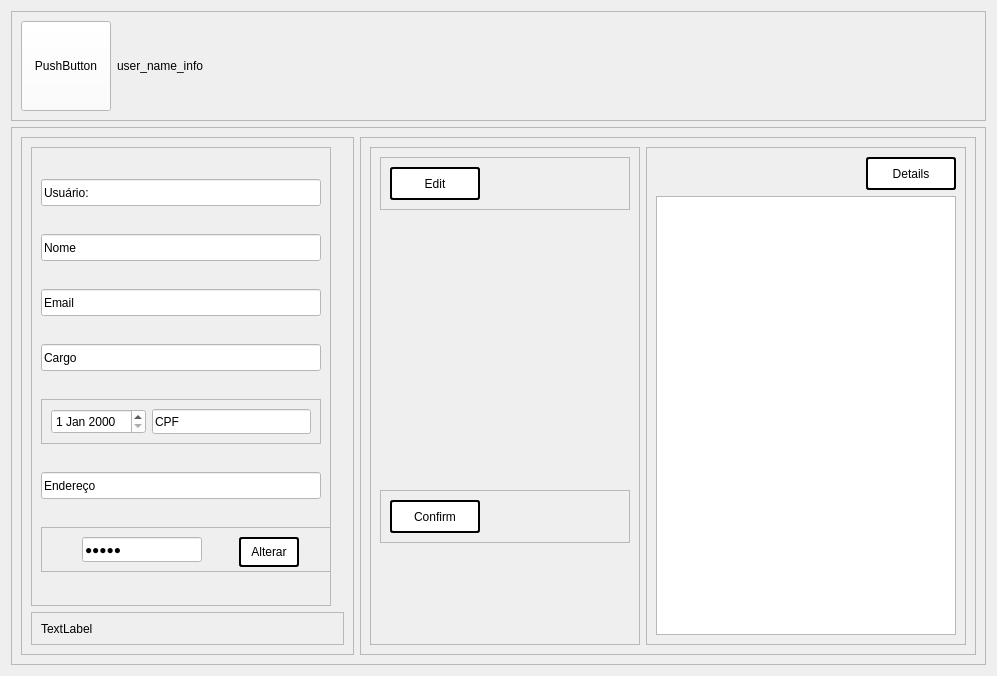
First picture: the form in PATP/asset_ctrl/previa/user_details.ui, repository eduardogm22/controle_patrimonio, before the edit.
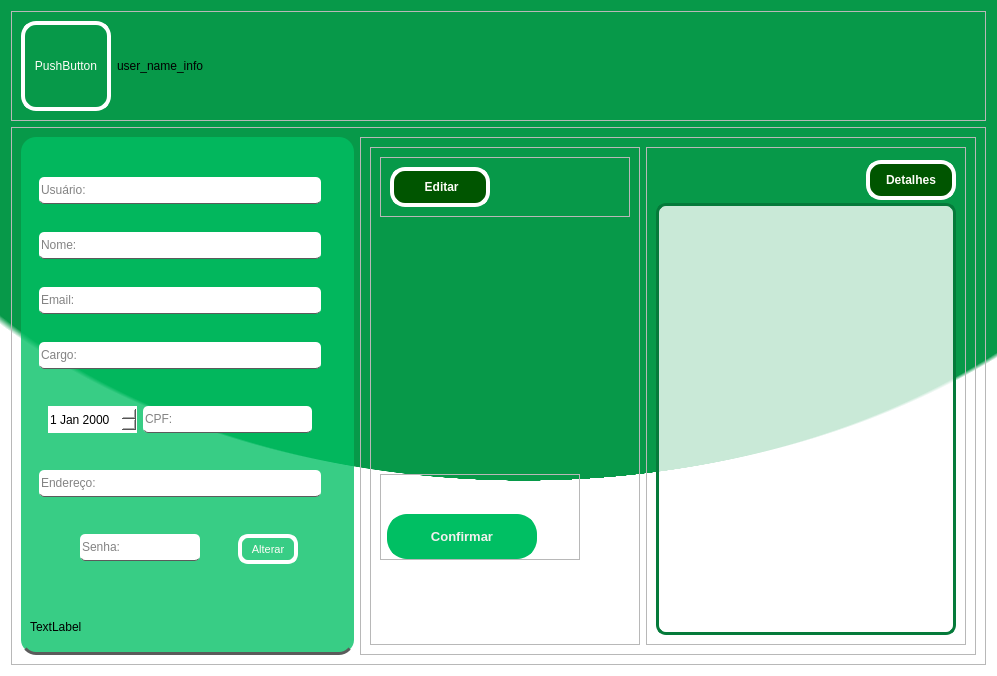
Second picture: the form after the edit.

The edit to the form file:
```diff
--- a/PATP/asset_ctrl/previa/user_details.ui
+++ b/PATP/asset_ctrl/previa/user_details.ui
@@ -13,9 +13,18 @@
   <property name="windowTitle">
    <string>Form</string>
   </property>
+  <property name="styleSheet">
+   <string notr="true">background-color : rgb(255, 248, 248);
+
+background-color:qradialgradient(spread:pad, cx:0.525, cy:0, radius:0.711, fx:0.550202, fy:0.709842, stop:0.641791 rgba(7, 153, 73, 255), stop:0.965174 rgba(7, 153, 73, 255), stop:1 rgba(255, 255, 255, 255))</string>
+  </property>
   <layout class="QVBoxLayout" name="verticalLayout">
    <item>
     <widget class="QFrame" name="header">
+     <property name="styleSheet">
+      <string notr="true">background-color: 0;
+border-bottom:0</string>
+     </property>
      <property name="frameShape">
       <enum>QFrame::StyledPanel</enum>
      </property>
@@ -38,7 +47,22 @@
          </size>
         </property>
         <property name="styleSheet">
-         <string notr="true">background-color:white;</string>
+         <string notr="true">QPushButton { color:rgb(254, 253, 247);
+	border-radius:15px;		
+	border: 4px solid rgb(255, 255, 255);
+
+ }
+
+QPushButton:hover{background-color:#057A3A;color:white}
+
+QPushButton:pressed{
+ padding-left: 5px;
+ padding-top:5px;
+ 
+	background-color: rgb(0, 85, 0);
+ 
+}
+</string>
         </property>
         <property name="text">
          <string>PushButton</string>
@@ -47,6 +71,10 @@
       </item>
       <item>
        <widget class="QLabel" name="label_2">
+        <property name="styleSheet">
+         <string notr="true">background-color: 0;
+border-bottom:0</string>
+        </property>
         <property name="text">
          <string>user_name_info</string>
         </property>
@@ -63,6 +91,10 @@
        <height>0</height>
       </size>
      </property>
+     <property name="styleSheet">
+      <string notr="true">background-color: 0;
+border-bottom:0</string>
+     </property>
      <property name="frameShape">
       <enum>QFrame::StyledPanel</enum>
      </property>
@@ -78,6 +110,12 @@
           <height>16777215</height>
          </size>
         </property>
+        <property name="styleSheet">
+         <string notr="true">background-color : rgba(0, 191, 99,199);
+border-radius: 15px;
+
+border-bottom: 3px solid rgb(91, 91, 91)</string>
+        </property>
         <property name="frameShape">
          <enum>QFrame::StyledPanel</enum>
         </property>
@@ -99,6 +137,10 @@
              <height>16777215</height>
             </size>
            </property>
+           <property name="styleSheet">
+            <string notr="true">background-color: 0;
+border-bottom:0</string>
+           </property>
            <property name="frameShape">
             <enum>QFrame::StyledPanel</enum>
            </property>
@@ -115,9 +157,19 @@
                </size>
               </property>
               <property name="styleSheet">
-               <string notr="true">background-color:white;</string>
+               <string notr="true">QLineEdit{
+	color:rgb(8, 8, 8);
+background-color:white;
+border-radius: 5px;
+border-bottom: 1px solid rgb(91, 91, 91)
+}
+
+QLineEdit:hover{background-color:rgb(238, 234, 233);color:rgb(181, 178, 177)}</string>
               </property>
               <property name="text">
+               <string/>
+              </property>
+              <property name="placeholderText">
                <string>Usuário:</string>
               </property>
              </widget>
@@ -131,10 +183,20 @@
                </size>
               </property>
               <property name="styleSheet">
-               <string notr="true">background-color:white;</string>
+               <string notr="true">QLineEdit{
+	color:rgb(8, 8, 8);
+background-color:white;
+border-radius: 5px;
+border-bottom: 1px solid rgb(91, 91, 91)
+}
+
+QLineEdit:hover{background-color:rgb(238, 234, 233);color:rgb(181, 178, 177)}</string>
               </property>
               <property name="text">
-               <string>Nome</string>
+               <string/>
+              </property>
+              <property name="placeholderText">
+               <string>Nome:</string>
               </property>
              </widget>
             </item>
@@ -147,10 +209,20 @@
                </size>
               </property>
               <property name="styleSheet">
-               <string notr="true">background-color:white;</string>
+               <string notr="true">QLineEdit{
+	color:rgb(8, 8, 8);
+background-color:white;
+border-radius: 5px;
+border-bottom: 1px solid rgb(91, 91, 91)
+}
+
+QLineEdit:hover{background-color:rgb(238, 234, 233);color:rgb(181, 178, 177)}</string>
               </property>
               <property name="text">
-               <string>Email</string>
+               <string/>
+              </property>
+              <property name="placeholderText">
+               <string>Email:</string>
               </property>
              </widget>
             </item>
@@ -163,10 +235,20 @@
                </size>
               </property>
               <property name="styleSheet">
-               <string notr="true">background-color:white;</string>
+               <string notr="true">QLineEdit{
+	color:rgb(8, 8, 8);
+background-color:white;
+border-radius: 5px;
+border-bottom: 1px solid rgb(91, 91, 91)
+}
+
+QLineEdit:hover{background-color:rgb(238, 234, 233);color:rgb(181, 178, 177)}</string>
               </property>
               <property name="text">
-               <string>Cargo</string>
+               <string/>
+              </property>
+              <property name="placeholderText">
+               <string>Cargo:</string>
               </property>
              </widget>
             </item>
@@ -178,6 +260,10 @@
                 <height>45</height>
                </size>
               </property>
+              <property name="styleSheet">
+               <string notr="true">
+border-bottom:0</string>
+              </property>
               <property name="frameShape">
                <enum>QFrame::StyledPanel</enum>
               </property>
@@ -207,10 +293,20 @@
                   </size>
                  </property>
                  <property name="styleSheet">
-                  <string notr="true">background-color:white;</string>
+                  <string notr="true">QLineEdit{
+	color:rgb(8, 8, 8);
+background-color:white;
+border-radius: 5px;
+border-bottom: 1px solid rgb(91, 91, 91)
+}
+
+QLineEdit:hover{background-color:rgb(238, 234, 233);color:rgb(181, 178, 177)}</string>
                  </property>
                  <property name="text">
-                  <string>CPF</string>
+                  <string/>
+                 </property>
+                 <property name="placeholderText">
+                  <string>CPF:</string>
                  </property>
                 </widget>
                </item>
@@ -226,10 +322,20 @@
                </size>
               </property>
               <property name="styleSheet">
-               <string notr="true">background-color:white;</string>
+               <string notr="true">QLineEdit{
+	color:rgb(8, 8, 8);
+background-color:white;
+border-radius: 5px;
+border-bottom: 1px solid rgb(91, 91, 91)
+}
+
+QLineEdit:hover{background-color:rgb(238, 234, 233);color:rgb(181, 178, 177)}</string>
               </property>
               <property name="text">
-               <string>Endereço</string>
+               <string/>
+              </property>
+              <property name="placeholderText">
+               <string>Endereço:</string>
               </property>
              </widget>
             </item>
@@ -269,14 +375,24 @@
                   </size>
                  </property>
                  <property name="styleSheet">
-                  <string notr="true">background-color:white;</string>
+                  <string notr="true">QLineEdit{
+	color:rgb(8, 8, 8);
+background-color:white;
+border-radius: 5px;
+border-bottom: 1px solid rgb(91, 91, 91)
+}
+
+QLineEdit:hover{background-color:rgb(238, 234, 233);color:rgb(181, 178, 177)}</string>
                  </property>
                  <property name="text">
-                  <string>Senha</string>
+                  <string/>
                  </property>
                  <property name="echoMode">
                   <enum>QLineEdit::Password</enum>
                  </property>
+                 <property name="placeholderText">
+                  <string>Senha:</string>
+                 </property>
                 </widget>
                </item>
                <item>
@@ -293,13 +409,32 @@
                    <height>30</height>
                   </size>
                  </property>
+                 <property name="font">
+                  <font>
+                   <pointsize>8</pointsize>
+                   <weight>50</weight>
+                   <bold>false</bold>
+                  </font>
+                 </property>
                  <property name="cursor">
                   <cursorShape>PointingHandCursor</cursorShape>
                  </property>
                  <property name="styleSheet">
-                  <string notr="true">background-color:white;
-border-radius: 3px;
-border:2px solid black;</string>
+                  <string notr="true">QPushButton { color:rgb(254, 253, 247);
+	border-radius:10px;		
+	border: 4px solid rgb(255, 255, 255);
+
+ }
+
+QPushButton:hover{background-color:#057A3A;color:white}
+
+QPushButton:pressed{
+ padding-left: 5px;
+ padding-top:5px;
+ 
+	background-color: rgb(0, 85, 0);
+ 
+}</string>
                  </property>
                  <property name="text">
                   <string>Alterar</string>
@@ -326,6 +461,10 @@
              <height>33</height>
             </size>
            </property>
+           <property name="styleSheet">
+            <string notr="true">background-color: 0;
+border-bottom:0</string>
+           </property>
            <property name="frameShape">
             <enum>QFrame::StyledPanel</enum>
            </property>
@@ -333,8 +472,27 @@
             <enum>QFrame::Raised</enum>
            </property>
            <layout class="QVBoxLayout" name="verticalLayout_3">
+            <property name="spacing">
+             <number>0</number>
+            </property>
+            <property name="leftMargin">
+             <number>0</number>
+            </property>
+            <property name="topMargin">
+             <number>0</number>
+            </property>
+            <property name="rightMargin">
+             <number>0</number>
+            </property>
+            <property name="bottomMargin">
+             <number>0</number>
+            </property>
             <item>
              <widget class="QLabel" name="label">
+              <property name="styleSheet">
+               <string notr="true">
+border-bottom:0</string>
+              </property>
               <property name="text">
                <string>TextLabel</string>
               </property>
@@ -348,6 +506,10 @@
       </item>
       <item>
        <widget class="QFrame" name="frame_2">
+        <property name="styleSheet">
+         <string notr="true">background-color: 0;
+border-bottom:0</string>
+        </property>
         <property name="frameShape">
          <enum>QFrame::StyledPanel</enum>
         </property>
@@ -357,6 +519,10 @@
         <layout class="QHBoxLayout" name="horizontalLayout_2">
          <item>
           <widget class="QFrame" name="frame_5">
+           <property name="styleSheet">
+            <string notr="true">background-color: 0;
+border-bottom:0</string>
+           </property>
            <property name="frameShape">
             <enum>QFrame::StyledPanel</enum>
            </property>
@@ -378,25 +544,45 @@
                  <property name="minimumSize">
                   <size>
                    <width>90</width>
-                   <height>33</height>
+                   <height>40</height>
                   </size>
                  </property>
                  <property name="maximumSize">
                   <size>
-                   <width>90</width>
-                   <height>33</height>
+                   <width>100</width>
+                   <height>45</height>
                   </size>
                  </property>
+                 <property name="font">
+                  <font>
+                   <pointsize>9</pointsize>
+                   <weight>75</weight>
+                   <bold>true</bold>
+                  </font>
+                 </property>
                  <property name="cursor">
                   <cursorShape>PointingHandCursor</cursorShape>
                  </property>
                  <property name="styleSheet">
-                  <string notr="true">background-color:white;
-border-radius: 3px;
-border:2px solid black;</string>
+                  <string notr="true">QPushButton { color:rgb(254, 253, 247);
+	border-radius:15px;		
+	border: 4px solid rgb(255, 255, 255);
+	background-color: rgb(0, 85, 0);
+
+ }
+
+QPushButton:hover{background-color:#057A3A;color:white}
+
+QPushButton:pressed{
+ padding-left: 5px;
+ padding-top:5px;
+ 
+	background-color: rgb(0, 85, 0);
+ 
+}</string>
                  </property>
                  <property name="text">
-                  <string>Edit</string>
+                  <string> Editar</string>
                  </property>
                 </widget>
                </item>
@@ -405,6 +591,18 @@
             </item>
             <item alignment="Qt::AlignVCenter">
              <widget class="QFrame" name="frame_10">
+              <property name="minimumSize">
+               <size>
+                <width>67</width>
+                <height>67</height>
+               </size>
+              </property>
+              <property name="maximumSize">
+               <size>
+                <width>200</width>
+                <height>200</height>
+               </size>
+              </property>
               <property name="frameShape">
                <enum>QFrame::StyledPanel</enum>
               </property>
@@ -412,30 +610,65 @@
                <enum>QFrame::Raised</enum>
               </property>
               <layout class="QVBoxLayout" name="verticalLayout_8">
-               <item>
+               <property name="spacing">
+                <number>0</number>
+               </property>
+               <property name="leftMargin">
+                <number>6</number>
+               </property>
+               <property name="topMargin">
+                <number>39</number>
+               </property>
+               <property name="rightMargin">
+                <number>0</number>
+               </property>
+               <property name="bottomMargin">
+                <number>0</number>
+               </property>
+               <item alignment="Qt::AlignBottom">
                 <widget class="QPushButton" name="pushButton_3">
                  <property name="minimumSize">
                   <size>
                    <width>90</width>
-                   <height>33</height>
+                   <height>45</height>
                   </size>
                  </property>
                  <property name="maximumSize">
                   <size>
-                   <width>90</width>
-                   <height>33</height>
+                   <width>150</width>
+                   <height>50</height>
                   </size>
                  </property>
+                 <property name="font">
+                  <font>
+                   <pointsize>10</pointsize>
+                   <weight>75</weight>
+                   <bold>true</bold>
+                  </font>
+                 </property>
                  <property name="cursor">
                   <cursorShape>PointingHandCursor</cursorShape>
                  </property>
                  <property name="styleSheet">
-                  <string notr="true">background-color:white;
-border-radius: 3px;
-border:2px solid black;</string>
+                  <string notr="true">
+
+QPushButton { color: rgb(243, 239, 238);
+	border-radius:20px;		
+	border: 4px solid #00BF63;
+	background-color:#00BF63;
+ }
+
+QPushButton:hover{background-color:rgb(255, 240, 238);color:#00BF63}
+
+QPushButton:pressed{
+ padding-left: 5px;
+ padding-top:5px;
+	background-color: rgb(227, 227, 227);
+ 
+}</string>
                  </property>
                  <property name="text">
-                  <string>Confirm</string>
+                  <string>Confirmar</string>
                  </property>
                 </widget>
                </item>
@@ -459,25 +692,44 @@
               <property name="minimumSize">
                <size>
                 <width>90</width>
-                <height>33</height>
+                <height>40</height>
                </size>
               </property>
               <property name="maximumSize">
                <size>
-                <width>90</width>
+                <width>100</width>
                 <height>33</height>
                </size>
               </property>
+              <property name="font">
+               <font>
+                <weight>75</weight>
+                <bold>true</bold>
+               </font>
+              </property>
               <property name="cursor">
                <cursorShape>PointingHandCursor</cursorShape>
               </property>
               <property name="styleSheet">
-               <string notr="true">background-color:white;
-border-radius: 3px;
-border:2px solid black;</string>
+               <string notr="true">QPushButton { color:rgb(254, 253, 247);
+	border-radius:15px;		
+	border: 4px solid rgb(255, 255, 255);
+	background-color: rgb(0, 85, 0);
+
+ }
+
+QPushButton:hover{background-color:#057A3A;color:white}
+
+QPushButton:pressed{
+ padding-left: 5px;
+ padding-top:5px;
+ 
+	background-color: rgb(0, 85, 0);
+ 
+}</string>
               </property>
               <property name="text">
-               <string>Details</string>
+               <string>Detalhes</string>
               </property>
              </widget>
             </item>
@@ -495,6 +747,13 @@
                 <height>16777215</height>
                </size>
               </property>
+              <property name="styleSheet">
+               <string notr="true">background-color:rgba(255, 255, 255,199);
+border:3px solid #057A3A;
+border-radius:10px
+
+</string>
+              </property>
              </widget>
             </item>
            </layout>
```
